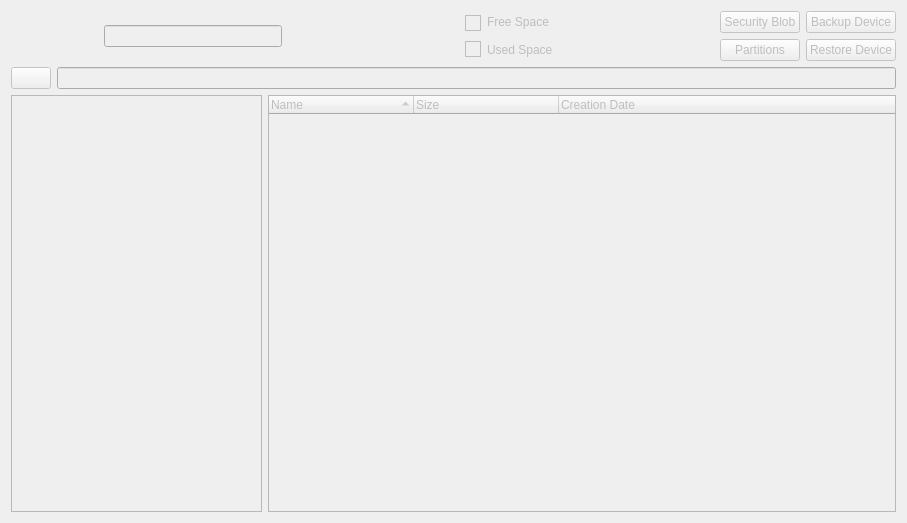
The window that Velocity/deviceviewer.ui (hetelek/Velocity) describes before a commit, drawn with Qt 5.
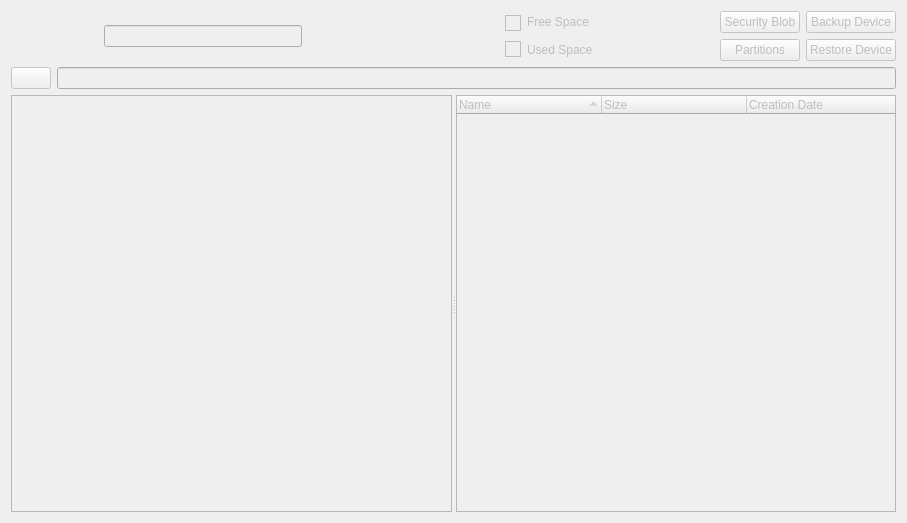
The same window after the commit. Icons and pictures are not drawn. Custom widgets are drawn as their Qt base class.

Commit message: Added QSplitter between left and right views

```diff
--- a/Velocity/deviceviewer.ui
+++ b/Velocity/deviceviewer.ui
@@ -23,9 +23,11 @@
    <iconset resource="Resources.qrc">
     <normaloff>:/Images/Leaner.png</normaloff>:/Images/Leaner.png</iconset>
   </property>
-  <layout class="QVBoxLayout" name="verticalLayout_7">
+  <layout class="QHBoxLayout" name="horizontalLayout_4">
    <item>
-    <layout class="QHBoxLayout" name="horizontalLayout_3" stretch="0,1,1,0,0,1,0,0,0">
+    <layout class="QVBoxLayout" name="verticalLayout_5" stretch="0,9">
+     <item>
+      <layout class="QHBoxLayout" name="horizontalLayout_3" stretch="0,1,1,0,1,0,0,0">
      <item>
       <widget class="QLabel" name="label">
        <property name="minimumSize">
@@ -168,19 +170,6 @@
        </item>
       </layout>
      </item>
-     <item>
-      <spacer name="horizontalSpacer_2">
-       <property name="orientation">
-        <enum>Qt::Horizontal</enum>
-       </property>
-       <property name="sizeHint" stdset="0">
-        <size>
-         <width>40</width>
-         <height>20</height>
-        </size>
-       </property>
-      </spacer>
-     </item>
      <item>
       <widget class="QLabel" name="imgPiechart">
        <property name="enabled">
@@ -289,9 +278,7 @@
     </layout>
    </item>
    <item>
-    <layout class="QVBoxLayout" name="verticalLayout_5">
-     <item>
-      <layout class="QVBoxLayout" name="verticalLayout">
+      <layout class="QVBoxLayout" name="verticalLayout" stretch="0,9">
        <item>
         <layout class="QHBoxLayout" name="horizontalLayout">
          <item>
@@ -321,8 +308,10 @@
         </layout>
        </item>
        <item>
-        <layout class="QHBoxLayout" name="horizontalLayout_6" stretch="2,5">
-         <item>
+        <widget class="QSplitter" name="splitter">
+         <property name="orientation">
+          <enum>Qt::Horizontal</enum>
+         </property>
           <widget class="QTreeWidget" name="treeWidget_2">
            <property name="enabled">
             <bool>false</bool>
@@ -342,8 +331,6 @@
             </property>
            </column>
           </widget>
-         </item>
-         <item>
           <widget class="DragDropTreeWidget" name="treeWidget">
            <property name="enabled">
             <bool>false</bool>
@@ -397,8 +384,7 @@
             </property>
            </column>
           </widget>
-         </item>
-        </layout>
+        </widget>
        </item>
       </layout>
      </item>
```
Lines whose indentation alone changed are shown as unchanged. The commit also changes 1 other file.
